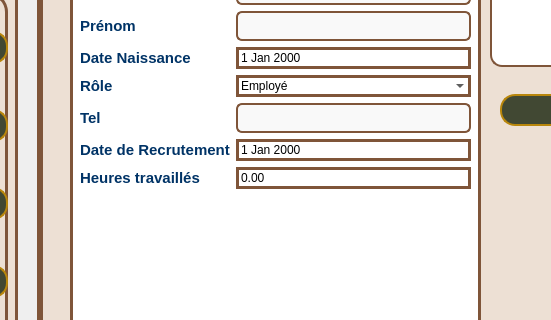
First picture: the form in mainwindow.ui, repository amine-lbabda/WoodSync-OCI, before the edit; both pictures show x 283 to 834 and y 208 to 528 of the 1510 by 734 pixel window.
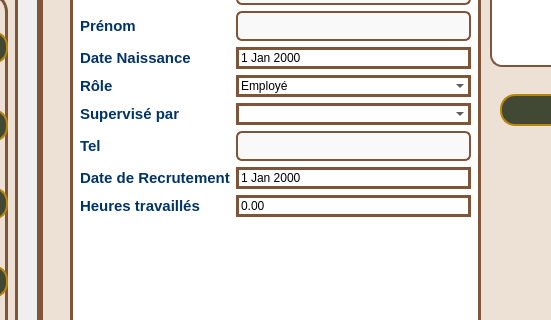
Second picture: the form after the edit. The open tabs and pages were chosen to show the change. Icons and pictures are not drawn.

```diff
--- a/mainwindow.ui
+++ b/mainwindow.ui
@@ -1768,7 +1768,7 @@
           </item>
          </widget>
         </item>
-        <item row="4" column="0">
+        <item row="5" column="0">
          <widget class="QLabel" name="LStatut_7">
           <property name="styleSheet">
            <string notr="true">font: 600 11pt &quot;Ubuntu Sans&quot;;</string>
@@ -1778,7 +1778,7 @@
           </property>
          </widget>
         </item>
-        <item row="4" column="1">
+        <item row="5" column="1">
          <widget class="QLineEdit" name="TelEmploye">
           <property name="styleSheet">
            <string notr="true">QLineEdit {
@@ -1798,7 +1798,7 @@
           </property>
          </widget>
         </item>
-        <item row="5" column="0">
+        <item row="6" column="0">
          <widget class="QLabel" name="LAdresse_8">
           <property name="styleSheet">
            <string notr="true">font: 600 11pt &quot;Ubuntu Sans&quot;;</string>
@@ -1808,14 +1808,14 @@
           </property>
          </widget>
         </item>
-        <item row="5" column="1">
+        <item row="6" column="1">
          <widget class="QDateEdit" name="DateRecrutementEmploye">
           <property name="styleSheet">
            <string notr="true">border: 3px solid #7F5539</string>
           </property>
          </widget>
         </item>
-        <item row="6" column="0">
+        <item row="7" column="0">
          <widget class="QLabel" name="LAdresse_9">
           <property name="styleSheet">
            <string notr="true">font: 600 11pt &quot;Ubuntu Sans&quot;;</string>
@@ -1825,7 +1825,7 @@
           </property>
          </widget>
         </item>
-        <item row="6" column="1">
+        <item row="7" column="1">
          <widget class="QDoubleSpinBox" name="HeuresTravailleEmploye">
           <property name="styleSheet">
            <string notr="true">border: 3px solid #7F5539</string>
@@ -1859,6 +1859,23 @@
           </property>
          </widget>
         </item>
+        <item row="4" column="0">
+         <widget class="QLabel" name="LStatut_8">
+          <property name="styleSheet">
+           <string notr="true">font: 600 11pt &quot;Ubuntu Sans&quot;;</string>
+          </property>
+          <property name="text">
+           <string>Supervisé par</string>
+          </property>
+         </widget>
+        </item>
+        <item row="4" column="1">
+         <widget class="QComboBox" name="RoleEmploye_2">
+          <property name="styleSheet">
+           <string notr="true">border: 3px solid #7F5539</string>
+          </property>
+         </widget>
+        </item>
        </layout>
       </widget>
      </widget>
```
Left out of the diff: 2 changed lines with no effect on the pictures.
